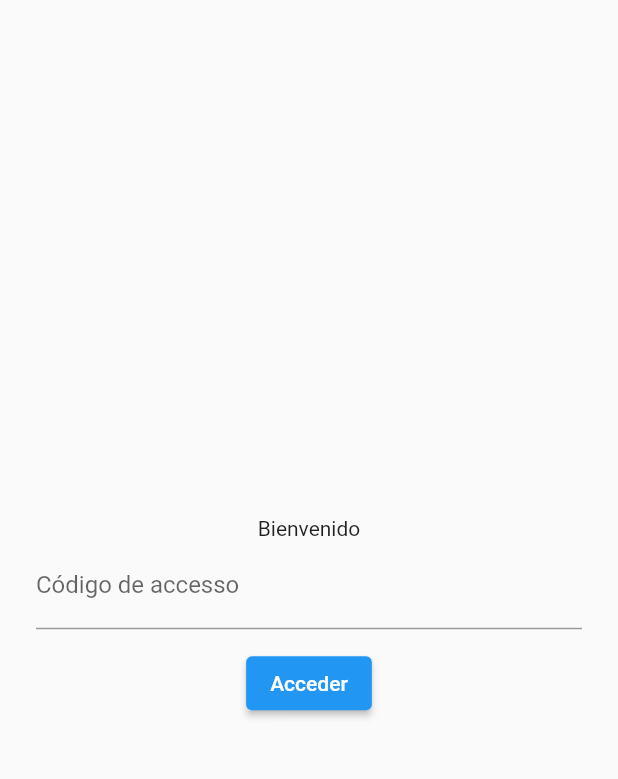
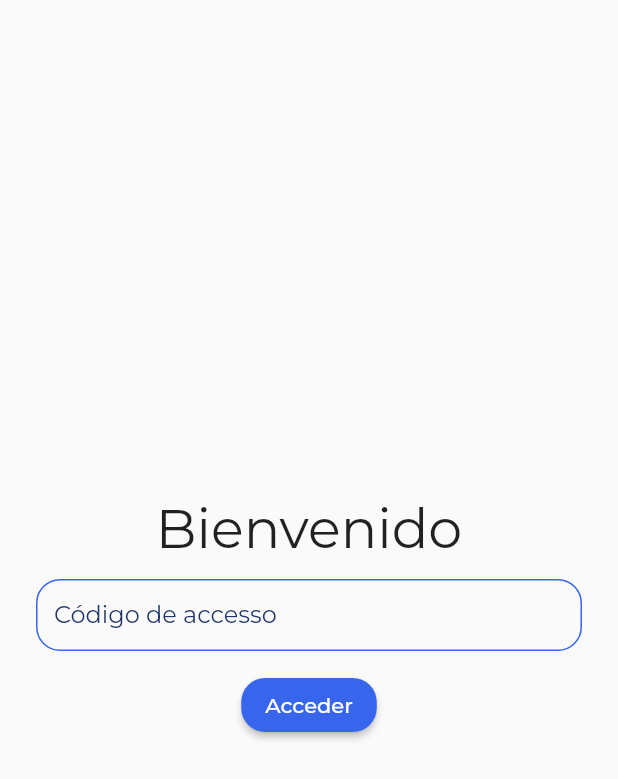
Before and after one commit to qrvello/rick-and-morty, a Flutter app: the screen it shows after launch, on a phone screen of 412 x 824 dp. Shown: the top 779 px of the screen. Run offline on Flutter 3.47's test engine with Material 2 defaults, Android fonts, the phone set to English and light mode, and no system bars; our stand-ins replace bloc, equatable, flutter_bloc, google_fonts; missing offline and left inert: pagination_view, search_page.

```diff
--- a/lib/app.dart
+++ b/lib/app.dart
@@ -1,4 +1,5 @@
 import 'package:flutter/material.dart';
+import 'package:google_fonts/google_fonts.dart';
 import 'package:rick_and_morty_app/pages/home_page.dart';
 
 class MyApp extends StatelessWidget {
@@ -8,8 +9,46 @@ class MyApp extends StatelessWidget {
       debugShowCheckedModeBanner: false,
       title: 'Rick and Morty',
       theme: ThemeData(
-        primarySwatch: Colors.blue,
-      ),
+          primarySwatch: Colors.blue,
+          textTheme: GoogleFonts.montserratTextTheme(),
+          inputDecorationTheme: InputDecorationTheme(
+            focusedBorder: OutlineInputBorder(
+              borderRadius: BorderRadius.circular(16.0),
+              borderSide: const BorderSide(
+                color: Color(0xfffc5e3f),
+                width: 2,
+              ),
+            ),
+            border: OutlineInputBorder(
+              borderRadius: BorderRadius.circular(16.0),
+              borderSide: const BorderSide(color: Color(0xff3766ed)),
+            ),
+            enabledBorder: OutlineInputBorder(
+              borderRadius: BorderRadius.circular(16.0),
+              borderSide: const BorderSide(color: Color(0xff3766ed)),
+            ),
+            labelStyle: const TextStyle(
+              color: Color(0xff1f3568),
+            ),
+            contentPadding: const EdgeInsets.symmetric(
+              vertical: 6,
+              horizontal: 12,
+            ),
+          ),
+          elevatedButtonTheme: ElevatedButtonThemeData(
+            style: ElevatedButton.styleFrom(
+              primary: const Color(0xff3766ed),
+              onPrimary: const Color(0xff1f3568),
+              shape: RoundedRectangleBorder(
+                borderRadius: BorderRadius.circular(16.0),
+              ),
+            ),
+          ),
+          cardTheme: CardTheme(
+            shape: RoundedRectangleBorder(
+              borderRadius: BorderRadius.circular(16),
+            ),
+          )),
       home: const HomePage(),
     );
   }
--- a/lib/cubits/cubit/characters_cubit.dart
+++ b/lib/cubits/cubit/characters_cubit.dart
@@ -20,8 +20,7 @@ class CharactersCubit extends Cubit<CharactersState> {
     try {
       final decodedData = await _apiService.getCharacters(1);
 
-      if (decodedData['results'] != null &&
-          decodedData['results'] is Map<String, dynamic>) {
+      if (decodedData['results'] != null) {
         for (final result in decodedData['results']) {
           final Character character =
               Character.fromMap(result as Map<String, dynamic>);
@@ -42,8 +41,7 @@ class CharactersCubit extends Cubit<CharactersState> {
     try {
       final decodedData = await _apiService.getCharacters(1);
 
-      if (decodedData['results'] != null &&
-          decodedData['results'] is Map<String, dynamic>) {
+      if (decodedData['results'] != null) {
         for (final result in decodedData['results']) {
           final Character character =
               Character.fromMap(result as Map<String, dynamic>);
--- a/lib/pages/home_page.dart
+++ b/lib/pages/home_page.dart
@@ -23,7 +23,13 @@ class _HomePageState extends State<HomePage> {
           child: Column(
             mainAxisAlignment: MainAxisAlignment.center,
             children: [
-              const Text('Bienvenido'),
+              const Text(
+                'Bienvenido',
+                style: TextStyle(
+                  fontSize: 36,
+                ),
+              ),
+              const SizedBox(height: 12),
               TextFormField(
                 decoration: const InputDecoration(
                   labelText: 'Código de accesso',
@@ -33,13 +39,17 @@ class _HomePageState extends State<HomePage> {
                     return 'Ingrese un código de acceso';
                   }
                   if (value != accessCode) return 'Código de accesso inválido';
+
                   return null;
                 },
               ),
               const SizedBox(height: 12),
               ElevatedButton(
                 onPressed: () => _submit(),
-                child: const Text('Acceder'),
+                child: const Text(
+                  'Acceder',
+                  style: TextStyle(color: Colors.white),
+                ),
               ),
             ],
           ),
--- a/pubspec.yaml
+++ b/pubspec.yaml
@@ -12,8 +12,11 @@ dependencies:
   flutter:
     sdk: flutter
   flutter_bloc: ^7.0.1
+  google_fonts: ^2.1.0
   http: ^0.13.3
   pagination_view: ^2.0.0
+  search_page: ^2.0.0+1
+  equatable: ^2.0.3
 
 dev_dependencies:
   flutter_test:
```
Also changed, not shown: lib/models/character.dart (+8 -3 lines), lib/pages/character_details.dart (+6 -5 lines), lib/pages/items_list.dart (+61 -49 lines), lib/widgets/character_card.dart (added, +36 -0 lines), lib/widgets/error_message.dart (added, +35 -0 lines), pubspec.lock.
